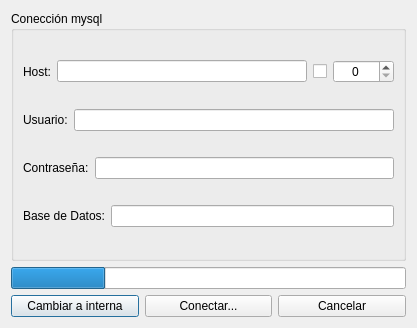
Above: trunk/src/EMysql.ui from chungote/gestotux before the change. Below: the same form after it.
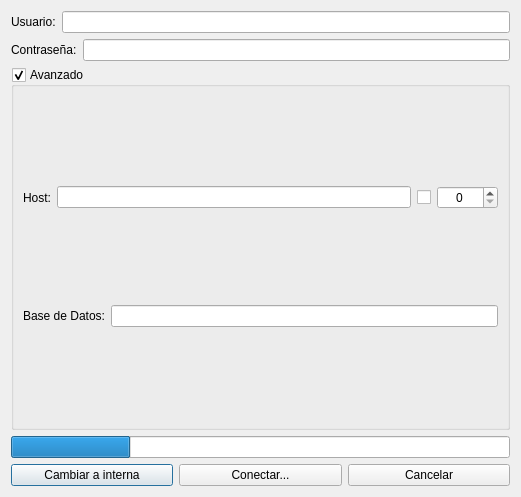
That is the form after the change.

```diff
--- a/trunk/src/EMysql.ui
+++ b/trunk/src/EMysql.ui
@@ -5,8 +5,8 @@
    <rect>
     <x>0</x>
     <y>0</y>
-    <width>417</width>
-    <height>328</height>
+    <width>521</width>
+    <height>497</height>
    </rect>
   </property>
   <property name="windowTitle" >
@@ -14,9 +14,49 @@
   </property>
   <layout class="QVBoxLayout" name="verticalLayout_2" >
    <item>
-    <widget class="QGroupBox" name="groupBox" >
+    <layout class="QHBoxLayout" name="horizontalLayout_3" >
+     <item>
+      <widget class="QLabel" name="label_2" >
+       <property name="text" >
+        <string>Usuario:</string>
+       </property>
+       <property name="buddy" >
+        <cstring>LEUsuario</cstring>
+       </property>
+      </widget>
+     </item>
+     <item>
+      <widget class="QLineEdit" name="LEUsuario" />
+     </item>
+    </layout>
+   </item>
+   <item>
+    <layout class="QHBoxLayout" name="horizontalLayout_4" >
+     <item>
+      <widget class="QLabel" name="label_3" >
+       <property name="text" >
+        <string>Contraseña:</string>
+       </property>
+       <property name="buddy" >
+        <cstring>LEContra</cstring>
+       </property>
+      </widget>
+     </item>
+     <item>
+      <widget class="QLineEdit" name="LEContra" />
+     </item>
+    </layout>
+   </item>
+   <item>
+    <widget class="QGroupBox" name="GBAvanzado" >
      <property name="title" >
-      <string>Conección mysql</string>
+      <string>Avanzado</string>
+     </property>
+     <property name="flat" >
+      <bool>true</bool>
+     </property>
+     <property name="checkable" >
+      <bool>true</bool>
      </property>
      <layout class="QVBoxLayout" name="verticalLayout" >
       <item>
@@ -56,40 +96,6 @@
         </item>
        </layout>
       </item>
-      <item>
-       <layout class="QHBoxLayout" name="horizontalLayout_3" >
-        <item>
-         <widget class="QLabel" name="label_2" >
-          <property name="text" >
-           <string>Usuario:</string>
-          </property>
-          <property name="buddy" >
-           <cstring>LEUsuario</cstring>
-          </property>
-         </widget>
-        </item>
-        <item>
-         <widget class="QLineEdit" name="LEUsuario" />
-        </item>
-       </layout>
-      </item>
-      <item>
-       <layout class="QHBoxLayout" name="horizontalLayout_4" >
-        <item>
-         <widget class="QLabel" name="label_3" >
-          <property name="text" >
-           <string>Contraseña:</string>
-          </property>
-          <property name="buddy" >
-           <cstring>LEContra</cstring>
-          </property>
-         </widget>
-        </item>
-        <item>
-         <widget class="QLineEdit" name="LEContra" />
-        </item>
-       </layout>
-      </item>
       <item>
        <layout class="QHBoxLayout" name="horizontalLayout_5" >
         <item>
```
Left out of the diff: 108 changed lines with no effect on the pictures.
